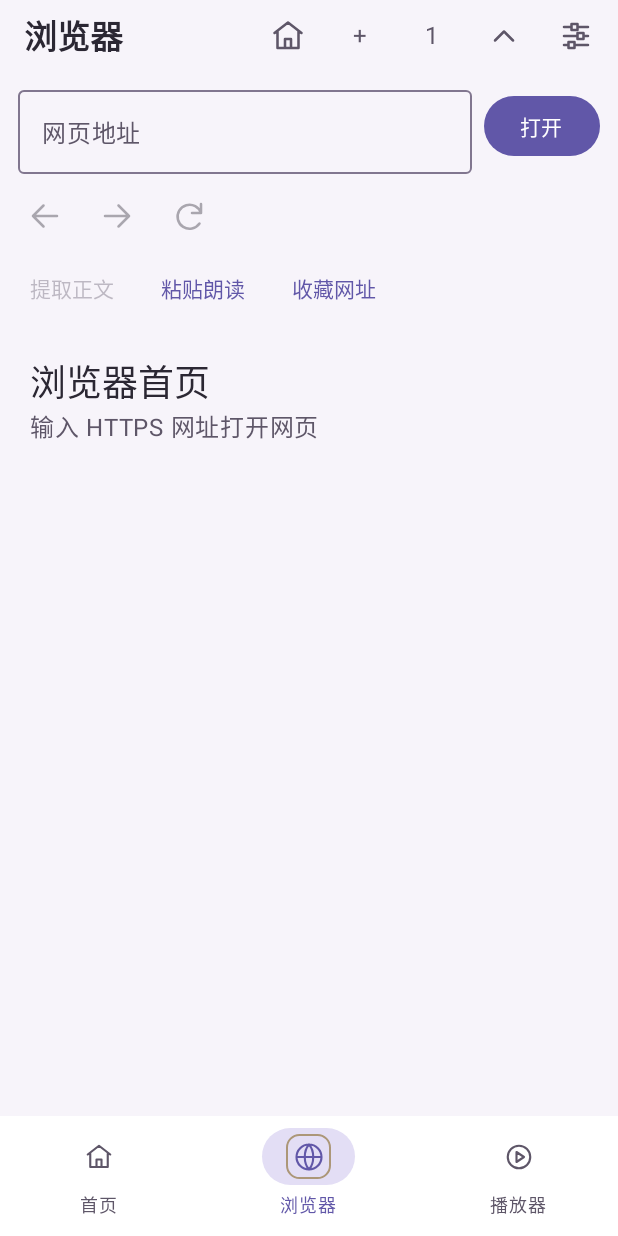
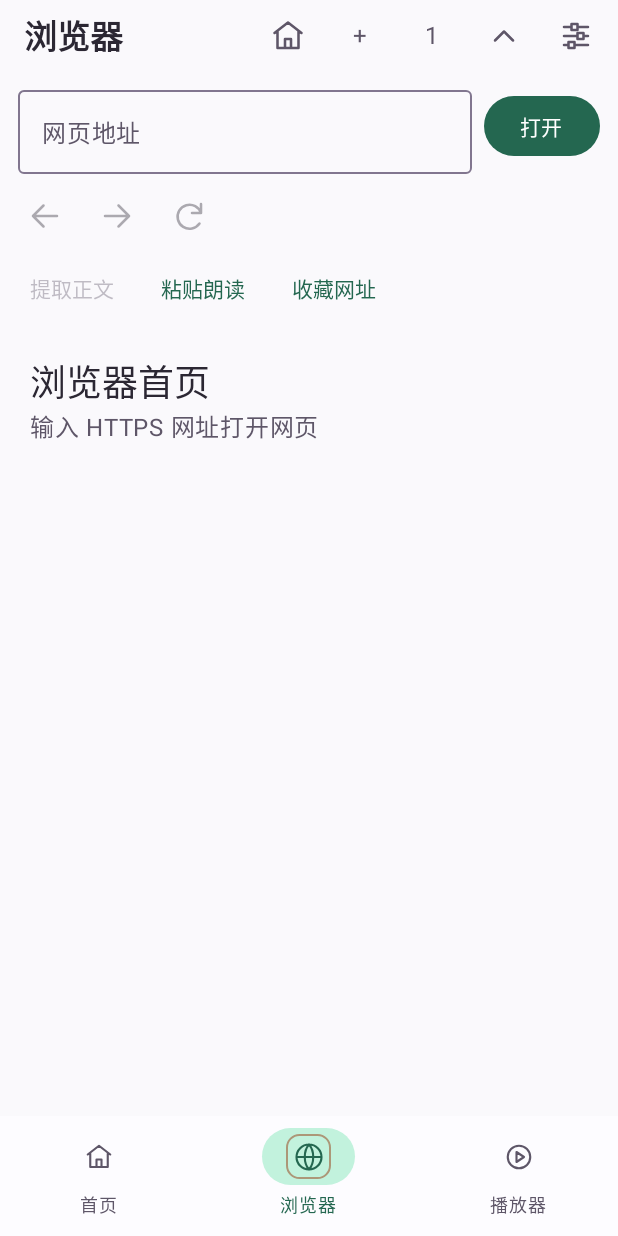
Before and after one commit to saber246/elaina-listen-Androd, an Android app built with Jetpack Compose: the BrowserPage screen opened through its navigation route, on a phone screen of 412 x 824 dp. Run offline under Robolectric (Android 15) with nearby library versions, the phone set to English and light mode, and no system bars; our stand-ins replace Room's generated code; 2 statements that could not run were skipped.

Commit message:
Restore accent choices and surface cache cleanup

```diff
--- a/app/build.gradle.kts
+++ b/app/build.gradle.kts
@@ -31,8 +31,8 @@ android {
         applicationId = "com.elainalisten"
         minSdk = 26
         targetSdk = 37
-        versionCode = 13
-        versionName = "0.13.0"
+        versionCode = 14
+        versionName = "0.13.1"
         ndk.abiFilters += matchaAbi
         testInstrumentationRunner = "com.elainalisten.ElainaTestRunner"
     }
--- a/app/src/main/kotlin/com/elainalisten/MainActivity.kt
+++ b/app/src/main/kotlin/com/elainalisten/MainActivity.kt
@@ -32,12 +32,13 @@ class MainActivity : ComponentActivity() {
         val preferences = AppearancePreferences(this)
         setContent {
             val mode by preferences.darkMode.collectAsStateWithLifecycle()
+            val accent by preferences.color.collectAsStateWithLifecycle()
             val dark = when (mode) {
                 DarkMode.System -> isSystemInDarkTheme()
                 DarkMode.On -> true
                 DarkMode.Off -> false
             }
-            val colors = remember(dark) { colorScheme(dark) }
+            val colors = remember(dark, accent) { colorScheme(dark, accent) }
             val systemBars = remember(colors, dark) {
                 if (dark) SystemBarStyle.dark(android.graphics.Color.TRANSPARENT)
                 else SystemBarStyle.light(android.graphics.Color.TRANSPARENT, colors.surface.toArgb())
--- a/app/src/main/kotlin/com/elainalisten/ui/theme/ElainaTheme.kt
+++ b/app/src/main/kotlin/com/elainalisten/ui/theme/ElainaTheme.kt
@@ -16,14 +16,31 @@ internal enum class DarkMode(val label: Int) {
     System(R.string.theme_system), On(R.string.theme_dark), Off(R.string.theme_light),
 }
 
+internal enum class ThemeColor(val label: Int, val light: Color, val dark: Color, val pale: Color, val deep: Color) {
+    Journey(R.string.theme_journey_starlight, Color(0xFF6157A8), Color(0xFFA789D1), Color(0xFFE3DEF5), Color(0xFF46395C)),
+    Pink(R.string.theme_pink, Color(0xFF873F5C), Color(0xFFFFB0CB), Color(0xFFFFD9E6), Color(0xFF603047)),
+    Lavender(R.string.theme_lavender, Color(0xFF5C4B8B), Color(0xFFD3BFFF), Color(0xFFEBDCFF), Color(0xFF493673)),
+    Mint(R.string.theme_mint, Color(0xFF246750), Color(0xFF8BD7B7), Color(0xFFC2F2DD), Color(0xFF174B3A)),
+    Blue(R.string.theme_blue, Color(0xFF285C87), Color(0xFFA0CAFF), Color(0xFFD4E8FF), Color(0xFF1C456A)),
+}
+
 internal val themeGold = Color(0xFFAC9778)
 
 internal class AppearancePreferences(context: Context) {
     private val settings = context.getSharedPreferences("appearance", Context.MODE_PRIVATE)
+    private val mutableColor = MutableStateFlow(
+        ThemeColor.entries.firstOrNull { it.name == settings.getString("color", null) } ?: ThemeColor.Journey,
+    )
+    val color = mutableColor.asStateFlow()
     private val mutableDarkMode = MutableStateFlow(
         DarkMode.entries.firstOrNull { it.name == settings.getString("dark", null) } ?: DarkMode.System,
     )
     val darkMode = mutableDarkMode.asStateFlow()
+
+    fun setColor(color: ThemeColor) {
+        settings.edit { putString("color", color.name) }
+        mutableColor.value = color
+    }
 
     fun setDarkMode(mode: DarkMode) {
         settings.edit { putString("dark", mode.name) }
@@ -31,11 +48,39 @@ internal class AppearancePreferences(context: Context) {
     }
 }
 
-internal fun colorScheme(dark: Boolean): ColorScheme = if (dark) {
+internal fun colorScheme(dark: Boolean, accent: ThemeColor): ColorScheme {
+    val base = journeyScheme(dark)
+    if (accent == ThemeColor.Journey) return base
+
+    val primary = if (dark) accent.dark else accent.light
+    val onPrimary = if (dark) Color(0xFF19101B) else Color.White
+    val container = if (dark) accent.deep else accent.pale
+    val onContainer = if (dark) accent.pale else accent.deep
+    val pink = accent == ThemeColor.Pink
+    return base.copy(
+        primary = primary, onPrimary = onPrimary, inversePrimary = if (dark) accent.light else accent.dark,
+        primaryContainer = container, onPrimaryContainer = onContainer,
+        secondary = primary, onSecondary = onPrimary, secondaryContainer = container, onSecondaryContainer = onContainer,
+        tertiary = primary, onTertiary = onPrimary,
+        background = when {
+            dark -> Color(0xFF161318)
+            pink -> Color(0xFFFFF8FA)
+            else -> Color(0xFFFAF9FC)
+        },
+        surface = when {
+            dark -> Color(0xFF1B171E)
+            pink -> Color(0xFFFFFBFC)
+            else -> Color(0xFFFDFCFF)
+        },
+        surfaceTint = primary,
+    )
+}
+
+private fun journeyScheme(dark: Boolean): ColorScheme = if (dark) {
     darkColorScheme(
-        primary = Color(0xFFA789D1), onPrimary = Color(0xFF221E2E),
-        primaryContainer = Color(0xFF46395C), onPrimaryContainer = Color(0xFFF0E6FA),
-        inversePrimary = Color(0xFF6157A8),
+        primary = ThemeColor.Journey.dark, onPrimary = Color(0xFF221E2E),
+        primaryContainer = ThemeColor.Journey.deep, onPrimaryContainer = Color(0xFFF0E6FA),
+        inversePrimary = ThemeColor.Journey.light,
         secondary = Color(0xFFBDB0D1), onSecondary = Color(0xFF221E2E),
         secondaryContainer = Color(0xFF433950), onSecondaryContainer = Color(0xFFF0E6FA),
         tertiary = Color(0xFFA789D1), onTertiary = Color(0xFF221E2E),
@@ -51,9 +96,9 @@ internal fun colorScheme(dark: Boolean): ColorScheme = if (dark) {
     )
 } else {
     lightColorScheme(
-        primary = Color(0xFF6157A8), onPrimary = Color.White,
-        primaryContainer = Color(0xFFE3DEF5), onPrimaryContainer = Color(0xFF362D68),
-        inversePrimary = Color(0xFFA789D1),
+        primary = ThemeColor.Journey.light, onPrimary = Color.White,
+        primaryContainer = ThemeColor.Journey.pale, onPrimaryContainer = Color(0xFF362D68),
+        inversePrimary = ThemeColor.Journey.dark,
         secondary = Color(0xFF625677), onSecondary = Color.White,
         secondaryContainer = Color(0xFFECE5F4), onSecondaryContainer = Color(0xFF40354E),
         tertiary = Color(0xFF6157A8), onTertiary = Color.White,
--- a/app/src/main/res/values/strings.xml
+++ b/app/src/main/res/values/strings.xml
@@ -222,9 +222,15 @@
     <string name="sleep_extend">延长定时</string>
     <string name="sleep_cancel">取消定时</string>
     <string name="theme_color">主题色</string>
+    <string name="theme_journey_starlight">旅途 / 星空</string>
+    <string name="theme_pink">樱花粉</string>
+    <string name="theme_lavender">薰衣草紫</string>
+    <string name="theme_mint">薄荷绿</string>
+    <string name="theme_blue">晴空蓝</string>
+    <string name="theme_dark_mode">深色模式</string>
     <string name="theme_system">跟随系统</string>
-    <string name="theme_dark">星空</string>
-    <string name="theme_light">旅途</string>
+    <string name="theme_dark">手动开</string>
+    <string name="theme_light">手动关</string>
     <string name="cache_title">存储管理</string>
     <string name="cache_limit">Azure 音频缓存上限</string>
     <string name="cache_megabytes">%1$d MB</string>
```
Also changed, not shown: app/src/main/kotlin/com/elainalisten/ui/CacheSettings.kt (+18 -18 lines), app/src/main/kotlin/com/elainalisten/ui/Pages.kt (+11 -2 lines), 3 other files.
